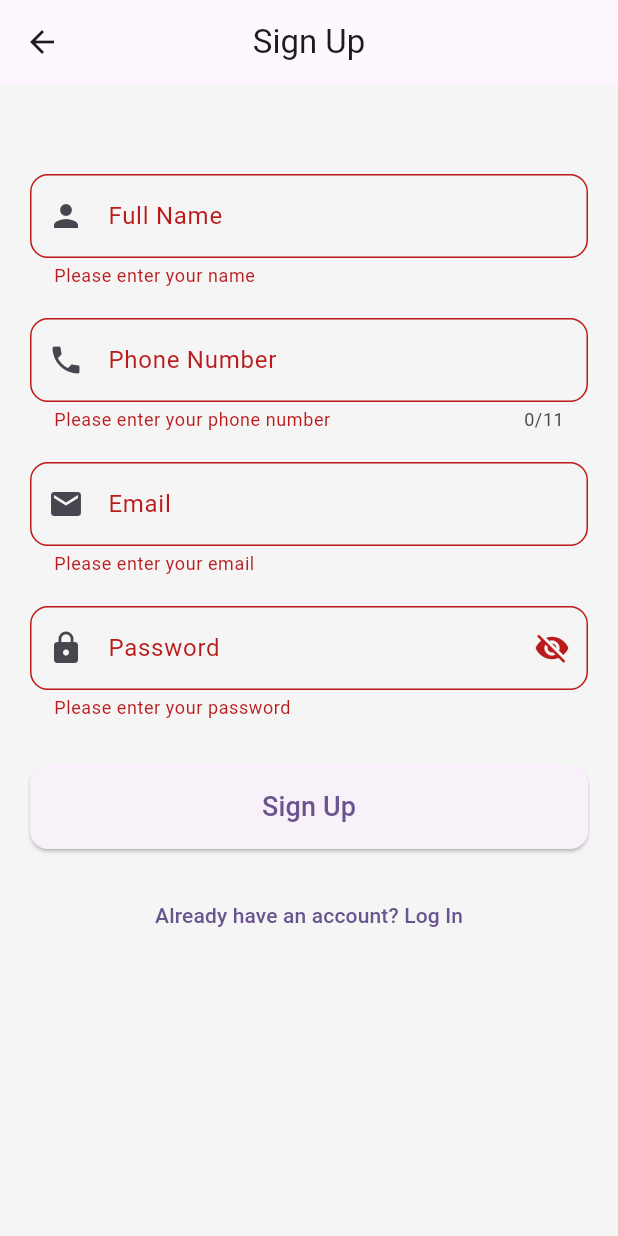
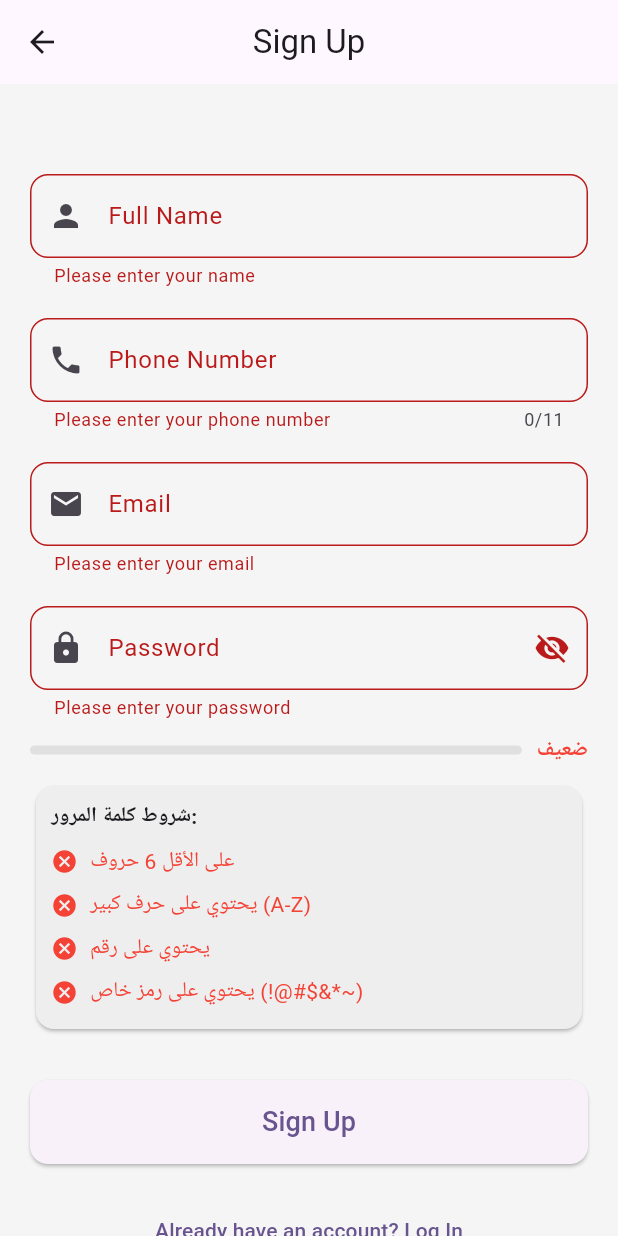
Before and after one commit to mahmoudbakir2015/subabase, a Flutter app: the SignUpPage screen opened directly, after a tap on "Sign Up", on a phone screen of 412 x 824 dp. Run offline on Flutter 3.47's test engine with Material 3 defaults, Android fonts, the phone set to English and light mode, and no system bars; our stand-ins replace supabase_flutter; accounts and stored records are empty.

Commit message:
add password  rules

```diff
--- a/lib/main.dart
+++ b/lib/main.dart
@@ -20,6 +20,7 @@ class MyApp extends StatelessWidget {
   @override
   Widget build(BuildContext context) {
     return MaterialApp(
+      debugShowCheckedModeBanner: false,
       title: 'Flutter Demo',
       theme: ThemeData(
         // This is the theme of your application.
--- a/lib/sign_up.dart
+++ b/lib/sign_up.dart
@@ -1,7 +1,6 @@
 // ignore_for_file: use_build_context_synchronously, body_might_complete_normally_catch_error, avoid_print
 
 import 'dart:developer';
-
 import 'package:flutter/material.dart';
 import 'package:subabase/sign_in.dart';
 import 'package:supabase_flutter/supabase_flutter.dart';
@@ -21,6 +20,69 @@ class _SignUpPageState extends State<SignUpPage> {
   final TextEditingController _phoneController = TextEditingController();
 
   bool _obscurePassword = true;
+  bool _isLoading = false;
+
+  // شروط الباسورد
+  bool hasMinLength = false;
+  bool hasUpperCase = false;
+  bool hasNumber = false;
+  bool hasSpecialChar = false;
+
+  double get _passwordStrength {
+    int score = 0;
+    if (hasMinLength) score++;
+    if (hasUpperCase) score++;
+    if (hasNumber) score++;
+    if (hasSpecialChar) score++;
+    return score / 4;
+  }
+
+  void _checkPassword(String password) {
+    setState(() {
+      hasMinLength = password.length >= 6;
+      hasUpperCase = password.contains(RegExp(r'[A-Z]'));
+      hasNumber = password.contains(RegExp(r'[0-9]'));
+      hasSpecialChar = password.contains(RegExp(r'[!@#\$&*~]'));
+    });
+  }
+
+  Widget _buildRule(String text, bool isValid) {
+    return AnimatedContainer(
+      duration: const Duration(milliseconds: 300),
+      padding: const EdgeInsets.symmetric(vertical: 4),
+      child: Row(
+        children: [
+          Icon(
+            isValid ? Icons.check_circle : Icons.cancel,
+            color: isValid ? Colors.green : Colors.red,
+            size: 18,
+          ),
+          const SizedBox(width: 8),
+          Text(
+            text,
+            style: TextStyle(
+              color: isValid ? Colors.green : Colors.red,
+              fontWeight: isValid ? FontWeight.bold : FontWeight.normal,
+            ),
+          ),
+        ],
+      ),
+    );
+  }
+
+  Color _getStrengthColor() {
+    if (_passwordStrength < 0.25) return Colors.red;
+    if (_passwordStrength < 0.5) return Colors.orange;
+    if (_passwordStrength < 0.75) return Colors.blue;
+    return Colors.green;
+  }
+
+  String _getStrengthText() {
+    if (_passwordStrength < 0.25) return "ضعيف";
+    if (_passwordStrength < 0.5) return "متوسط";
+    if (_passwordStrength < 0.75) return "جيد";
+    return "قوي";
+  }
 
   @override
   Widget build(BuildContext context) {
@@ -66,7 +128,6 @@ class _SignUpPageState extends State<SignUpPage> {
                 validator: egyptianPhoneValidator,
               ),
               const SizedBox(height: 20),
-
               TextFormField(
                 controller: _emailController,
                 decoration: InputDecoration(
@@ -86,11 +147,11 @@ class _SignUpPageState extends State<SignUpPage> {
                   return null;
                 },
               ),
-
               const SizedBox(height: 20),
               TextFormField(
                 controller: _passwordController,
                 obscureText: _obscurePassword,
+                onChanged: _checkPassword,
                 decoration: InputDecoration(
                   labelText: 'Password',
                   border: OutlineInputBorder(
@@ -113,11 +174,64 @@ class _SignUpPageState extends State<SignUpPage> {
                 validator: (value) {
                   if (value == null || value.isEmpty) {
                     return 'Please enter your password';
-                  } else if (value.length < 6) {
-                    return 'Password must be at least 6 characters';
+                  } else if (!hasMinLength ||
+                      !hasUpperCase ||
+                      !hasNumber ||
+                      !hasSpecialChar) {
+                    return 'Password does not meet the requirements';
                   }
                   return null;
                 },
+              ),
+              const SizedBox(height: 10),
+              // Progress Bar + نص القوة
+              Row(
+                children: [
+                  Expanded(
+                    child: LinearProgressIndicator(
+                      value: _passwordStrength,
+                      color: _getStrengthColor(),
+                      backgroundColor: Colors.grey[300],
+                      minHeight: 6,
+                      borderRadius: BorderRadius.circular(10),
+                    ),
+                  ),
+                  const SizedBox(width: 10),
+                  Text(
+                    _getStrengthText(),
+                    style: TextStyle(
+                      color: _getStrengthColor(),
+                      fontWeight: FontWeight.bold,
+                    ),
+                  ),
+                ],
+              ),
+              const SizedBox(height: 10),
+              Card(
+                color: Colors.grey[200],
+                shape: RoundedRectangleBorder(
+                  borderRadius: BorderRadius.circular(12),
+                ),
+                child: Padding(
+                  padding: const EdgeInsets.all(10),
+                  child: Column(
+                    crossAxisAlignment: CrossAxisAlignment.start,
+                    children: [
+                      const Text(
+                        "شروط كلمة المرور:",
+                        style: TextStyle(fontWeight: FontWeight.bold),
+                      ),
+                      const SizedBox(height: 5),
+                      _buildRule('على الأقل 6 حروف', hasMinLength),
+                      _buildRule('يحتوي على حرف كبير (A-Z)', hasUpperCase),
+                      _buildRule('يحتوي على رقم', hasNumber),
+                      _buildRule(
+                        'يحتوي على رمز خاص (!@#\$&*~)',
+                        hasSpecialChar,
+                      ),
+                    ],
+                  ),
+                ),
               ),
               const SizedBox(height: 30),
               ElevatedButton(
@@ -127,18 +241,53 @@ class _SignUpPageState extends State<SignUpPage> {
                     borderRadius: BorderRadius.circular(12),
                   ),
                 ),
-                onPressed: () async {
+                onPressed: _isLoading
+                    ? null // تعطيل الزر أثناء التحميل
+                    : () async {
                         if (_formKey.currentState!.validate()) {
-                    signUpUser(
+                          setState(() => _isLoading = true);
+                          await signUpUser(
                             email: _emailController.text.trim(),
                             password: _passwordController.text.trim(),
                             name: _nameController.text.trim(),
                             phone: _phoneController.text.trim(),
                           );
+                          setState(() => _isLoading = false);
                         }
                       },
-                child: const Text('Sign Up', style: TextStyle(fontSize: 18)),
+                child: _isLoading
+                    ? const SizedBox(
+                        height: 20,
+                        width: 20,
+                        child: CircularProgressIndicator(
+                          strokeWidth: 2,
+                          valueColor: AlwaysStoppedAnimation<Color>(
+                            Colors.white,
                           ),
+                        ),
+                      )
+                    : const Text('Sign Up', style: TextStyle(fontSize: 18)),
+              ),
+
+              // ElevatedButton(
+              //   style: ElevatedButton.styleFrom(
+              //     padding: const EdgeInsets.symmetric(vertical: 15),
+              //     shape: RoundedRectangleBorder(
+              //       borderRadius: BorderRadius.circular(12),
+              //     ),
+              //   ),
+              //   onPressed: () async {
+              //     if (_formKey.currentState!.validate()) {
+              //       signUpUser(
+              //         email: _emailController.text.trim(),
+              //         password: _passwordController.text.trim(),
+              //         name: _nameController.text.trim(),
+              //         phone: _phoneController.text.trim(),
+              //       );
+              //     }
+              //   },
+              //   child: const Text('Sign Up', style: TextStyle(fontSize: 18)),
+              // ),
               const SizedBox(height: 20),
               TextButton(
                 onPressed: () {
@@ -164,7 +313,6 @@ class _SignUpPageState extends State<SignUpPage> {
     final supabase = Supabase.instance.client;
 
     try {
-      // 1. تأكد إن الرقم مش موجود
       final existingPhone = await supabase
           .from('users')
           .select('id')
@@ -175,10 +323,10 @@ class _SignUpPageState extends State<SignUpPage> {
         ScaffoldMessenger.of(context).showSnackBar(
           const SnackBar(content: Text('هذا الرقم مستخدم بالفعل')),
         );
+        setState(() => _isLoading = false); // لازم نرجع اللودنج لحالته
         return;
       }
 
-      // 2. اعمل تسجيل عادي
       final AuthResponse res = await supabase.auth.signUp(
         email: email,
         password: password,
@@ -190,10 +338,10 @@ class _SignUpPageState extends State<SignUpPage> {
         ScaffoldMessenger.of(context).showSnackBar(
           const SnackBar(content: Text('فشل التسجيل، حاول مرة أخرى')),
         );
+        setState(() => _isLoading = false);
         return;
       }
 
-      // 3. أضف البيانات لجدول users
       await supabase.from('users').insert({
         'id': user.id,
         'name': name,
@@ -212,11 +360,13 @@ class _SignUpPageState extends State<SignUpPage> {
       ScaffoldMessenger.of(
         context,
       ).showSnackBar(SnackBar(content: Text('خطأ: ${e.message}')));
+      setState(() => _isLoading = false);
     } catch (e) {
       log('Unexpected error: $e');
       ScaffoldMessenger.of(
         context,
       ).showSnackBar(SnackBar(content: Text('Unexpected error: $e')));
+      setState(() => _isLoading = false);
     }
   }
 
@@ -224,15 +374,10 @@ class _SignUpPageState extends State<SignUpPage> {
     if (value == null || value.isEmpty) {
       return 'Please enter your phone number';
     }
-
-    // إزالة أي مسافات أو شرطات
     value = value.replaceAll(RegExp(r'\s+|-'), '');
-
-    // التحقق من الرقم المصري
     if (!RegExp(r'^(010|011|012|015)[0-9]{8}$').hasMatch(value)) {
       return 'Enter a valid Egyptian phone number';
     }
-
     return null;
   }
 }
```
Lines whose indentation alone changed are shown as unchanged.
